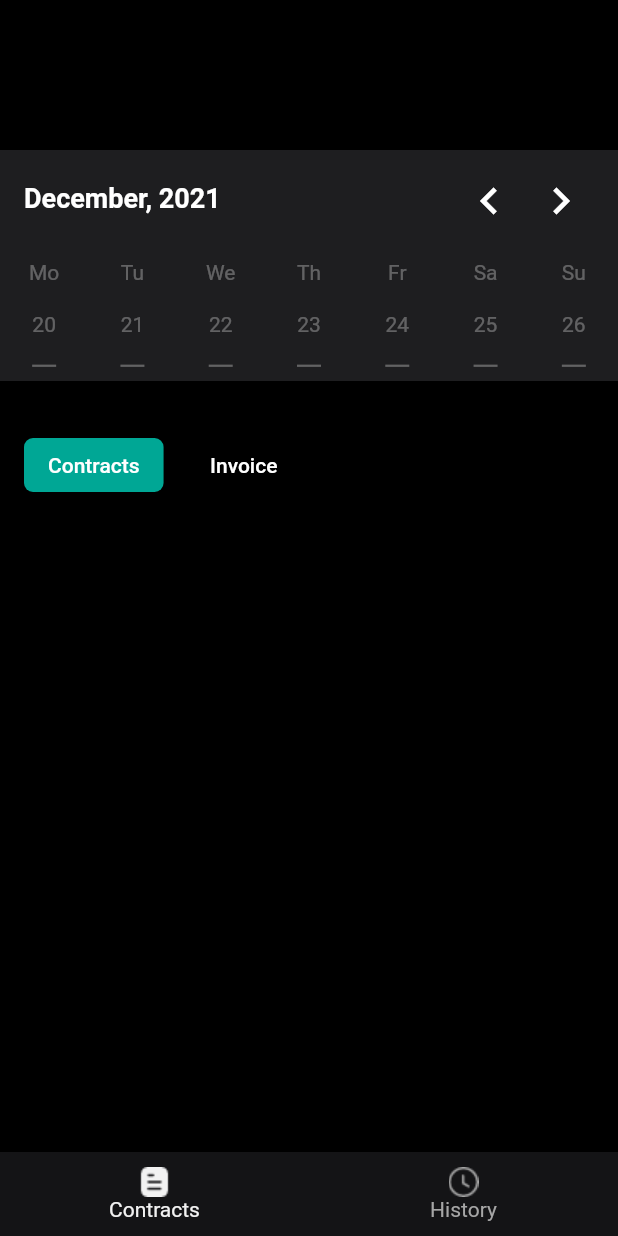
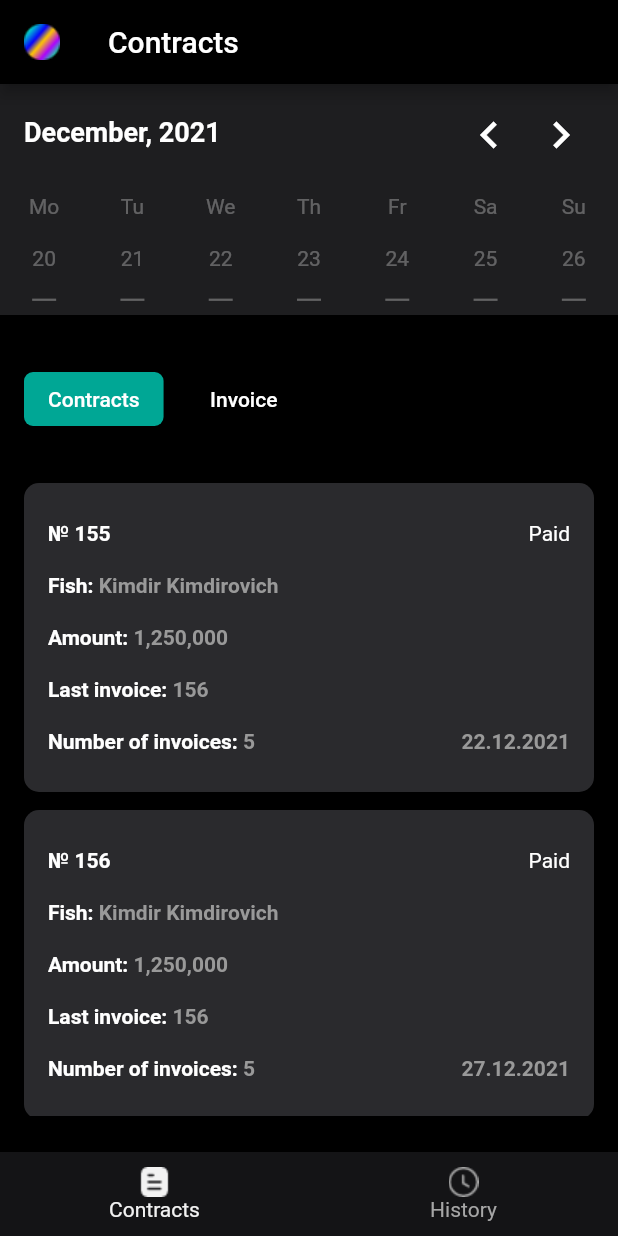
Before and after one commit to AzizullohZohidov/ibilling, a Flutter app: the screen it shows after launch, on a phone screen of 412 x 824 dp. Run offline on Flutter 3.47's test engine with Material 2 defaults, Android fonts, the phone set to English and light mode, and no system bars; drawn by our look-alikes of table_calendar.

Commit message:
contract items are added, project refactored

```diff
--- a/lib/core/constants/my_colors.dart
+++ b/lib/core/constants/my_colors.dart
@@ -9,6 +9,7 @@ class MyColors {
   static const Color notActiveIconColor = Color.fromRGBO(166, 166, 166, 1);
   static const Color activeIconColor = Color.fromRGBO(242, 242, 242, 1);
   static const Color bottomNavBarColor = Color.fromRGBO(20, 20, 22, 1);
+  static const Color lightGrey = Color.fromRGBO(153, 153, 153, 1);
   static const Color transparent = Colors.transparent;
   static const Color white = Colors.white;
   //static const Color calDefDaysColor = Color.fromRGBO(209, 209, 209, 1);
--- a/lib/main.dart
+++ b/lib/main.dart
@@ -1,4 +1,5 @@
 import 'package:flutter/material.dart';
+import 'package:ibilling/core/constants/my_colors.dart';
 import 'package:ibilling/presentation/screens/contracts_screen/contracts_screen.dart';
 import 'package:ibilling/presentation/screens/landing_screen/landing_screen.dart';
 
@@ -13,9 +14,13 @@ class MyApp extends StatelessWidget {
     return MaterialApp(
       title: 'iBilling',
       debugShowCheckedModeBanner: false,
+      scrollBehavior: const ScrollBehavior().copyWith(overscroll: false),
       theme: ThemeData(
         primarySwatch: Colors.blue,
         scaffoldBackgroundColor: Colors.black,
+        appBarTheme: const AppBarTheme(
+          backgroundColor: MyColors.black,
+        ),
         textTheme: const TextTheme(
           bodyText2: TextStyle(color: Colors.white),
         ),
--- a/lib/presentation/screens/contracts_screen/contracts_screen.dart
+++ b/lib/presentation/screens/contracts_screen/contracts_screen.dart
@@ -7,9 +7,12 @@ class ContractsScreen extends StatelessWidget {
   @override
   Widget build(BuildContext context) {
     return Scaffold(
+      appBar: AppBar(
+        leading: Image.asset("lib/assets/icons/app_bar_logo.png"),
+        title: const Text("Contracts"),
+      ),
       body: Column(
         children: [
-          SizedBox(height: 100),
           Calendar(),
         ],
       ),
--- a/lib/presentation/screens/contracts_screen/widgets/calendar.dart
+++ b/lib/presentation/screens/contracts_screen/widgets/calendar.dart
@@ -1,5 +1,6 @@
 import 'package:flutter/material.dart';
 import 'package:ibilling/core/constants/my_colors.dart';
+import 'package:ibilling/presentation/screens/contracts_screen/widgets/contract_item.dart';
 import 'package:intl/intl.dart';
 import 'package:table_calendar/table_calendar.dart';
 
@@ -19,11 +20,59 @@ class Calendar extends StatefulWidget {
 class _CalendarState extends State<Calendar> {
   @override
   Widget build(BuildContext context) {
-    return Column(
-      children: [
-        _buildHorizontalCalendar(),
-        _buildContractsInvoiceTabs(),
-      ],
+    return Expanded(
+      child: Column(
+        children: [
+          Flexible(
+            flex: 2,
+            child: _buildHorizontalCalendar(),
+          ),
+          Flexible(
+            flex: 6,
+            child: SingleChildScrollView(
+              child: Column(
+                children: [
+                  _buildContractsInvoiceTabs(),
+                  ContractItem(
+                    paddingVertical: 12,
+                    paddingHorizontal: 16,
+                    id: 155,
+                    name: "Kimdir Kimdirovich",
+                    amount: 1250000,
+                    lastInvoice: 156,
+                    numOfInvoices: 5,
+                    date: DateTime.now(),
+                  ),
+                  ContractItem(
+                    paddingVertical: 12,
+                    paddingHorizontal: 16,
+                    id: 156,
+                    name: "Kimdir Kimdirovich",
+                    amount: 1250000,
+                    lastInvoice: 156,
+                    numOfInvoices: 5,
+                    date: DateTime.now().add(
+                      const Duration(days: 5),
+                    ),
+                  ),
+                  ContractItem(
+                    paddingVertical: 12,
+                    paddingHorizontal: 16,
+                    id: 157,
+                    name: "Kimdir Kimdirovich",
+                    amount: 1250000,
+                    lastInvoice: 156,
+                    numOfInvoices: 5,
+                    date: DateTime.now().add(
+                      const Duration(days: 5),
+                    ),
+                  ),
+                ],
+              ),
+            ),
+          ),
+        ],
+      ),
     );
   }
 
--- /dev/null
+++ b/lib/presentation/screens/contracts_screen/widgets/contract_item.dart
@@ -0,0 +1,115 @@
+import 'package:flutter/material.dart';
+import 'package:ibilling/core/constants/my_colors.dart';
+import 'package:intl/intl.dart' as intl;
+
+class ContractItem extends StatelessWidget {
+  const ContractItem({
+    Key? key,
+    required this.paddingVertical,
+    required this.paddingHorizontal,
+    this.radius = 10,
+    required this.id,
+    required this.name,
+    required this.amount,
+    required this.lastInvoice,
+    required this.numOfInvoices,
+    required this.date,
+  }) : super(key: key);
+  final double paddingVertical;
+  final double paddingHorizontal;
+  final double radius;
+  final int id;
+  final String name;
+  final int amount;
+  final int lastInvoice;
+  final int numOfInvoices;
+  final DateTime date;
+
+  @override
+  Widget build(BuildContext context) {
+    return Container(
+      margin: EdgeInsets.only(
+        bottom: paddingVertical,
+        left: paddingHorizontal,
+        right: paddingHorizontal,
+      ),
+      padding: EdgeInsets.all(paddingHorizontal),
+      width: double.infinity,
+      height: MediaQuery.of(context).size.height * 0.25,
+      decoration: BoxDecoration(
+        color: MyColors.grey,
+        borderRadius: BorderRadius.circular(radius),
+      ),
+      child: Column(
+        crossAxisAlignment: CrossAxisAlignment.start,
+        mainAxisAlignment: MainAxisAlignment.spaceAround,
+        children: [
+          _buildIdStatus(),
+          _buildName(name),
+          _buildAmount(),
+          _buildLastInvoice(),
+          _buildNumInvoicesDate(),
+        ],
+      ),
+    );
+  }
+
+  Widget _buildIdStatus() {
+    return Row(
+      mainAxisAlignment: MainAxisAlignment.spaceBetween,
+      children: [
+        Text(
+          "№ $id",
+          style: const TextStyle(fontWeight: FontWeight.bold),
+        ),
+        Text("Paid"),
+      ],
+    );
+  }
+
+  Widget _buildPairInfo(String key, String value) {
+    return RichText(
+      text: TextSpan(
+        text: key,
+        style: const TextStyle(fontWeight: FontWeight.bold),
+        children: <TextSpan>[
+          TextSpan(
+            text: value,
+            style: const TextStyle(color: MyColors.lightGrey),
+          ),
+        ],
+      ),
+    );
+  }
+
+  Widget _buildName(String name) {
+    return _buildPairInfo("Fish: ", name);
+  }
+
+  Widget _buildAmount() {
+    return _buildPairInfo(
+      "Amount: ",
+      intl.NumberFormat.decimalPattern().format(amount),
+    );
+  }
+
+  Widget _buildLastInvoice() {
+    return _buildPairInfo("Last invoice: ", lastInvoice.toString());
+  }
+
+  Widget _buildNumInvoicesDate() {
+    return Row(
+      mainAxisAlignment: MainAxisAlignment.spaceBetween,
+      children: [
+        _buildPairInfo("Number of invoices: ", numOfInvoices.toString()),
+        Text(
+          intl.DateFormat("dd.MM.yyyy").format(date),
+          style: const TextStyle(
+            color: MyColors.lightGrey,
+            fontWeight: FontWeight.bold,
+          ),
+        ),
+      ],
+    );
+  }
+}
--- a/pubspec.yaml
+++ b/pubspec.yaml
@@ -65,6 +65,7 @@ flutter:
     - lib/assets/icons/contracts_filled.png
     - lib/assets/icons/clock_outlined.png
     - lib/assets/icons/clock_filled.png
+    - lib/assets/icons/app_bar_logo.png
   #   - images/a_dot_ham.jpeg
 
   # An image asset can refer to one or more resolution-specific "variants", see
```
Also changed, not shown: lib/assets/icons/app_bar_logo.png (added).
